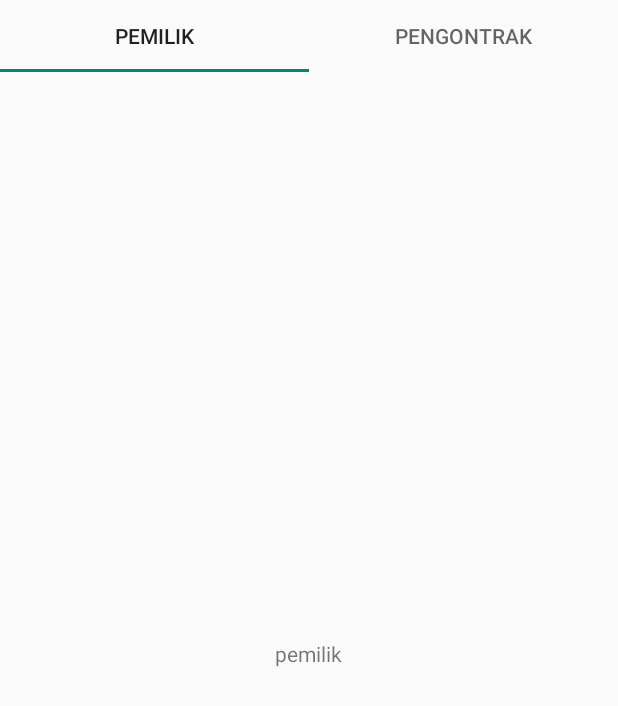
After one commit to Madeean/BigBoss, an Android app: the PemilikFragment screen opened directly, with no data from a screen before it, on a phone screen of 412 x 824 dp. The commit adds this screen. Shown: the top 706 px of the screen. Run offline under Robolectric (Android 15) with nearby library versions, the phone set to English and light mode, and no system bars.

Commit message:
tab register - blum selesai

```diff
--- a/app/build.gradle
+++ b/app/build.gradle
@@ -28,7 +28,6 @@ android {
 }
 
 dependencies {
-
     implementation 'androidx.appcompat:appcompat:1.5.1'
     implementation 'com.google.android.material:material:1.6.1'
     implementation 'androidx.constraintlayout:constraintlayout:2.1.4'
--- a/app/src/main/AndroidManifest.xml
+++ b/app/src/main/AndroidManifest.xml
@@ -13,6 +13,9 @@
         android:supportsRtl="true"
         android:theme="@style/Theme.BigBoss"
         tools:targetApi="31">
+        <activity
+            android:name=".RegisterActivity"
+            android:exported="false" />
         <activity
             android:name=".LoginActivity"
             android:exported="false" />
--- /dev/null
+++ b/app/src/main/java/umn/ac/bigboss/RegisterActivity.java
@@ -0,0 +1,51 @@
+package umn.ac.bigboss;
+
+
+import android.os.Bundle;
+
+import androidx.appcompat.app.AppCompatActivity;
+import androidx.viewpager2.widget.ViewPager2;
+
+import com.google.android.material.tabs.TabLayout;
+
+public class RegisterActivity extends AppCompatActivity {
+
+    TabLayout tabLayout;
+    ViewPager2 viewPager2;
+    ViewPagerAdapterRegister viewPagerAdapterRegister;
+    @Override
+    protected void onCreate(Bundle savedInstanceState) {
+        super.onCreate(savedInstanceState);
+        setContentView(R.layout.activity_register);
+
+        tabLayout = findViewById(R.id.tab_layout);
+        viewPager2 = findViewById(R.id.view_pager2);
+        viewPagerAdapterRegister = new ViewPagerAdapterRegister(this);
+        viewPager2.setAdapter(viewPagerAdapterRegister);
+
+        tabLayout.addOnTabSelectedListener(new TabLayout.OnTabSelectedListener() {
+            @Override
+            public void onTabSelected(TabLayout.Tab tab) {
+                viewPager2.setCurrentItem(tab.getPosition());
+            }
+
+            @Override
+            public void onTabUnselected(TabLayout.Tab tab) {
+
+            }
+
+            @Override
+            public void onTabReselected(TabLayout.Tab tab) {
+
+            }
+        });
+
+        viewPager2.registerOnPageChangeCallback(new ViewPager2.OnPageChangeCallback() {
+            @Override
+            public void onPageSelected(int position) {
+                tabLayout.selectTab(tabLayout.getTabAt(position));
+            }
+        });
+
+    }
+}
--- /dev/null
+++ b/app/src/main/java/umn/ac/bigboss/ViewPagerAdapterRegister.java
@@ -0,0 +1,33 @@
+package umn.ac.bigboss;
+
+import androidx.annotation.NonNull;
+import androidx.fragment.app.Fragment;
+import androidx.fragment.app.FragmentActivity;
+import androidx.viewpager2.adapter.FragmentStateAdapter;
+
+import umn.ac.bigboss.fragmentregister.PemilikFragment;
+import umn.ac.bigboss.fragmentregister.PengontrakFragment;
+
+public class ViewPagerAdapterRegister extends FragmentStateAdapter {
+    public ViewPagerAdapterRegister(@NonNull FragmentActivity fragmentActivity) {
+        super(fragmentActivity);
+    }
+
+    @NonNull
+    @Override
+    public Fragment createFragment(int position) {
+        switch (position){
+            case 0:
+                return new PemilikFragment();
+            case 1:
+                return new PengontrakFragment();
+            default:
+                return new PemilikFragment();
+        }
+    }
+
+    @Override
+    public int getItemCount() {
+        return 2;
+    }
+}
--- /dev/null
+++ b/app/src/main/java/umn/ac/bigboss/fragmentregister/PemilikFragment.java
@@ -0,0 +1,23 @@
+package umn.ac.bigboss.fragmentregister;
+
+import android.os.Bundle;
+
+import androidx.fragment.app.Fragment;
+
+import android.view.LayoutInflater;
+import android.view.View;
+import android.view.ViewGroup;
+
+import umn.ac.bigboss.R;
+
+
+public class PemilikFragment extends Fragment {
+
+
+    @Override
+    public View onCreateView(LayoutInflater inflater, ViewGroup container,
+                             Bundle savedInstanceState) {
+        // Inflate the layout for this fragment
+        return inflater.inflate(R.layout.fragment_pemilik, container, false);
+    }
+}
--- a/app/src/main/res/layout/activity_login.xml
+++ b/app/src/main/res/layout/activity_login.xml
@@ -43,6 +43,7 @@
             android:textAllCaps="false" />
 
         <Button
+            android:id="@+id/btn_register"
             android:layout_marginTop="28dp"
             android:layout_width="183dp"
             android:layout_height="44dp"
--- /dev/null
+++ b/app/src/main/res/layout/activity_register.xml
@@ -0,0 +1,36 @@
+<?xml version="1.0" encoding="utf-8"?>
+<RelativeLayout xmlns:android="http://schemas.android.com/apk/res/android"
+    xmlns:app="http://schemas.android.com/apk/res-auto"
+    xmlns:tools="http://schemas.android.com/tools"
+    android:layout_width="match_parent"
+    android:layout_height="match_parent"
+    android:orientation="vertical"
+    tools:context=".RegisterActivity">
+
+    <com.google.android.material.tabs.TabLayout
+
+        android:id="@+id/tab_layout"
+        android:layout_width="match_parent"
+        android:layout_height="wrap_content">
+
+        <com.google.android.material.tabs.TabItem
+            android:layout_width="match_parent"
+            android:layout_height="wrap_content"
+            android:text="pemilik" />
+
+        <com.google.android.material.tabs.TabItem
+            android:layout_width="match_parent"
+            android:layout_height="wrap_content"
+            android:text="pengontrak" />
+
+
+    </com.google.android.material.tabs.TabLayout>
+
+    <androidx.viewpager2.widget.ViewPager2
+        android:id="@+id/view_pager2"
+        android:layout_width="match_parent"
+        android:layout_height="match_parent"
+        android:layout_below="@+id/tab_layout" />
+
+
+</RelativeLayout>
--- /dev/null
+++ b/app/src/main/res/layout/fragment_pemilik.xml
@@ -0,0 +1,15 @@
+<?xml version="1.0" encoding="utf-8"?>
+<RelativeLayout xmlns:android="http://schemas.android.com/apk/res/android"
+    xmlns:tools="http://schemas.android.com/tools"
+    android:layout_width="match_parent"
+    android:layout_height="match_parent"
+    tools:context=".fragmentregister.PemilikFragment">
+
+    <TextView
+        android:layout_centerInParent="true"
+        android:text="pemilik"
+        android:layout_width="wrap_content"
+        android:layout_height="wrap_content"/>
+
+
+</RelativeLayout>
--- a/app/src/main/res/values/strings.xml
+++ b/app/src/main/res/values/strings.xml
@@ -1,3 +1,5 @@
 <resources>
     <string name="app_name">BigBoss</string>
+    <!-- TODO: Remove or change this placeholder text -->
+    <string name="hello_blank_fragment">Hello blank fragment</string>
 </resources>
```
Also changed, not shown: app/src/main/java/umn/ac/bigboss/LoginActivity.java (+9 -0 lines), app/src/main/java/umn/ac/bigboss/fragmentregister/PengontrakFragment.java (added, +23 -0 lines), app/src/main/res/layout/fragment_pengontrak.xml (added, +15 -0 lines).
